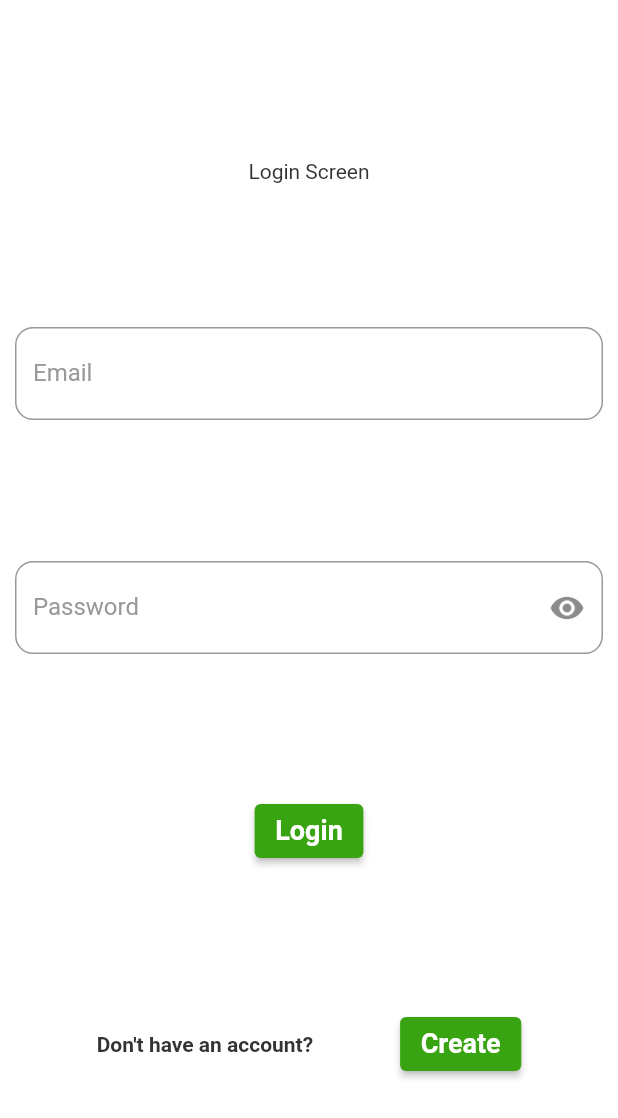
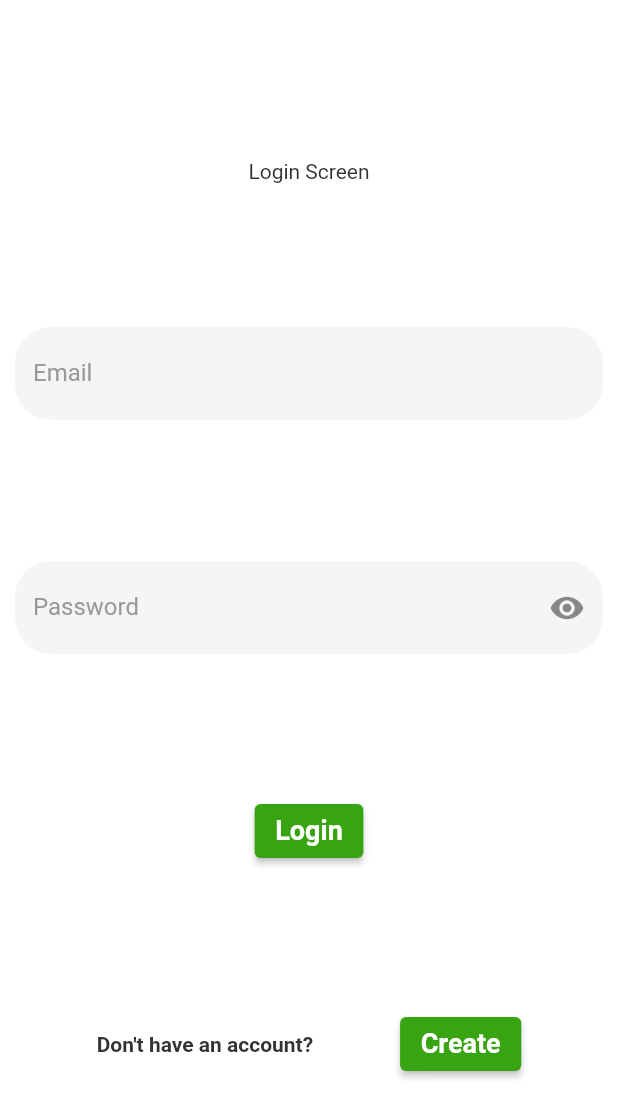
Before and after one commit to Jbholae/flutter--web-socket, a Flutter app: the screen it shows after launch, on a phone screen of 412 x 824 dp. Shown: the top 1118 px of the screen. Run offline on Flutter 3.47's test engine with Material 2 defaults, Android fonts, the light colour scheme and no system bars; drawn by our look-alikes of flutter_form_builder; our stand-ins replace dio, firebase_auth, firebase_core, form_builder_validators, shared_preferences, sizer; accounts and stored records are empty.

Commit message:
fix: theme updated

```diff
--- a/lib/src/config/themes/app_theme.dart
+++ b/lib/src/config/themes/app_theme.dart
@@ -93,8 +93,9 @@ class AppTheme {
       visualDensity: VisualDensity.adaptivePlatformDensity,
       // fontFamily: GoogleFonts.sourceSansPro().fontFamily,
       inputDecorationTheme: InputDecorationTheme(
-        labelStyle: captionBold,
-        floatingLabelStyle: captionBold,
+        filled: true,
+        labelStyle: captionRegular,
+        floatingLabelStyle: captionRegular,
         hintStyle: captionRegular.copyWith(color: AppColors.greyDark),
         counterStyle: subHeading.copyWith(
           color: AppColors.greyDark,
@@ -102,24 +103,24 @@ class AppTheme {
         errorStyle: subHeading.copyWith(color: Colors.red),
         floatingLabelBehavior: FloatingLabelBehavior.always,
         focusedErrorBorder: const OutlineInputBorder(
-          borderRadius: BorderRadius.all(Radius.circular(12)),
-          borderSide: BorderSide(color: Colors.red, width: 1),
+          borderRadius: BorderRadius.all(Radius.circular(24)),
+          borderSide: BorderSide.none,
         ),
         errorBorder: const OutlineInputBorder(
-          borderRadius: BorderRadius.all(Radius.circular(12)),
-          borderSide: BorderSide(color: Colors.red, width: 1),
+          borderRadius: BorderRadius.all(Radius.circular(24)),
+          borderSide: BorderSide.none,
         ),
         enabledBorder: const OutlineInputBorder(
-          borderRadius: BorderRadius.all(Radius.circular(12)),
-          borderSide: BorderSide(color: AppColors.greyDark, width: 1),
+          borderRadius: BorderRadius.all(Radius.circular(24)),
+          borderSide: BorderSide.none,
         ),
         disabledBorder: const OutlineInputBorder(
-          borderRadius: BorderRadius.all(Radius.circular(12)),
-          borderSide: BorderSide(color: AppColors.greyDark, width: 1),
+          borderRadius: BorderRadius.all(Radius.circular(24)),
+          borderSide: BorderSide.none,
         ),
         focusedBorder: const OutlineInputBorder(
-          borderRadius: BorderRadius.all(Radius.circular(12)),
-          borderSide: BorderSide(color: AppColors.primary, width: 1),
+          borderRadius: BorderRadius.all(Radius.circular(24)),
+          borderSide: BorderSide.none,
         ),
       ),
       textTheme: TextTheme(
```
